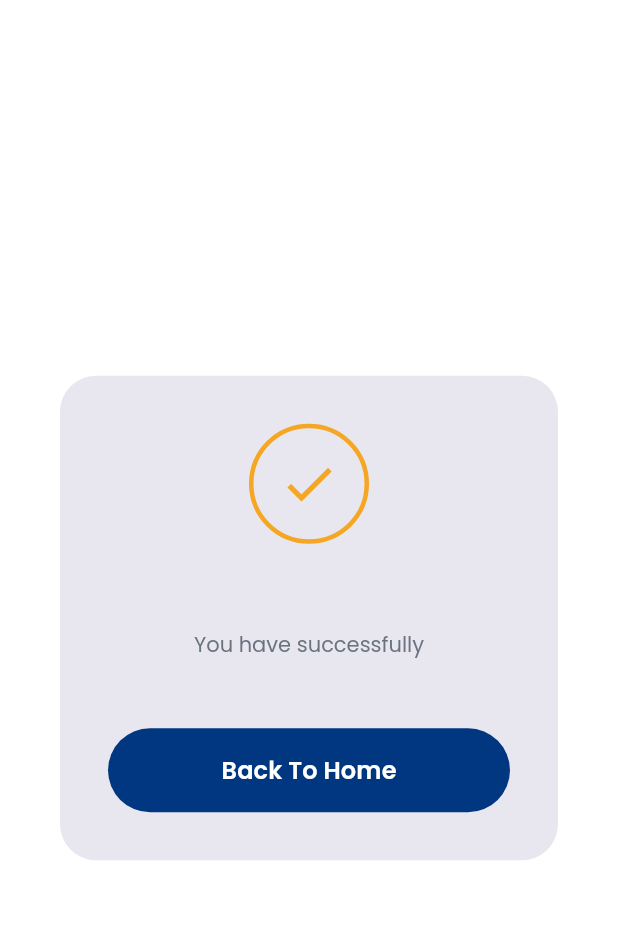
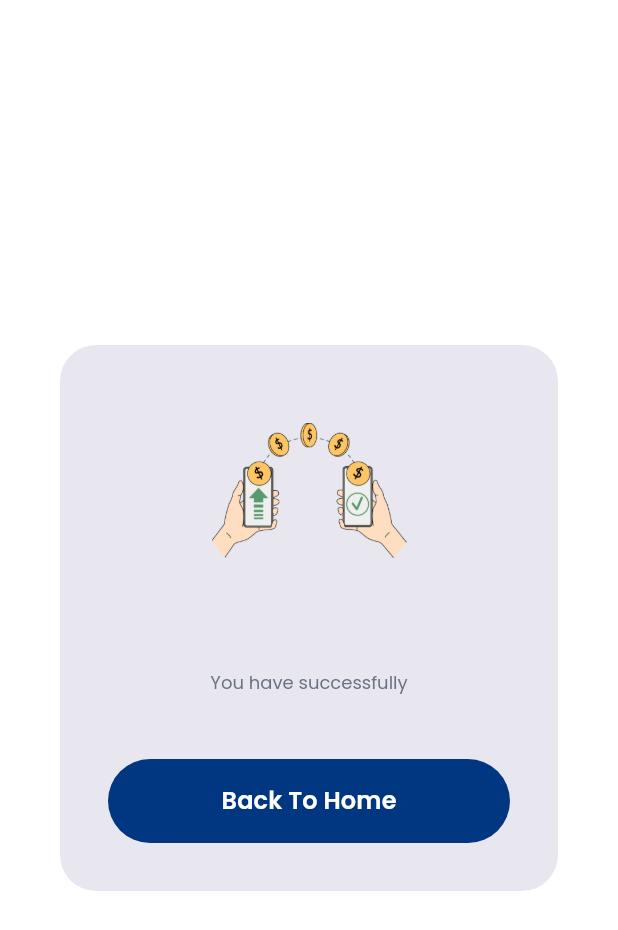
Before and after one commit to Limon49/EdutuneDemo, a Flutter app: the SuccessDialog widget shown alone on an empty page, opened directly with empty values, on a phone screen of 412 x 824 dp. Shown: the top 930 px of the screen. Run offline on Flutter 3.47's test engine with Material 3 defaults, Android fonts, the phone set to English and light mode, and no system bars; our stand-ins replace animated_notch_bottom_bar, get, get_storage, google_fonts, smooth_page_indicator; accounts and stored records are empty.

Commit message:
almost done

```diff
--- a/lib/controllers/transaction_controller.dart
+++ b/lib/controllers/transaction_controller.dart
@@ -2,7 +2,6 @@ import 'package:get/get.dart';
 import 'package:get_storage/get_storage.dart';
 import '../models/models.dart';
 
-// Transaction States (keeping same structure as BLoC for UI compatibility)
 abstract class TransactionState {
   bool get isLoading;
   String? get errorMessage;
--- a/lib/screens/home_screen.dart
+++ b/lib/screens/home_screen.dart
@@ -151,7 +151,7 @@ class HomeScreen extends GetView<HomeController> {
                         final isBold = item['bold'] as bool;
                         return ListTile(
                           contentPadding: const EdgeInsets.symmetric(
-                            horizontal: 16,
+                            horizontal: 16,vertical: 0
                           ),
                           leading: _buildIcon(
                             item['icon'],
@@ -287,7 +287,7 @@ class HomeScreen extends GetView<HomeController> {
             'Your Balance',
             style: GoogleFonts.poppins(
               fontSize: 14,
-              color: AppColors.textSecondary,
+              color: AppColors.black400,
             ),
           ),
           const SizedBox(height: 4),
--- a/lib/utils/app_assets.dart
+++ b/lib/utils/app_assets.dart
@@ -11,38 +11,51 @@ class AppAssets {
   // Icons
   static const String fingerprint = 'assets/icons/fingerprinticon.png';
   static const String group41851 = 'assets/icons/Group 41851.png';
-  static const String group41865_1 = 'assets/icons/Group 41865 (1).png'; //todo use in send money
-  static const String group41865 = 'assets/icons/Group 41865.png'; // todo use in cash out
-  static const String group41866 = 'assets/icons/Group 41866.png';// todo use in add money
-  static const String group41867 = 'assets/icons/Group 41867.png'; // todo use in add money
-  static const String group41869 = 'assets/icons/Group 41869.png'; // todo use in add money
+  static const String group41865_1 =
+      'assets/icons/Group 41865 (1).png'; //todo use in send money
+  static const String group41865 =
+      'assets/icons/Group 41865.png'; // todo use in cash out
+  static const String group41866 =
+      'assets/icons/Group 41866.png'; // todo use in add money
+  static const String group41867 =
+      'assets/icons/Group 41867.png'; // todo use in add money
+  static const String group41869 =
+      'assets/icons/Group 41869.png'; // todo use in add money
   static const String group472 = 'assets/icons/Group 472.png';
   static const String group477 = 'assets/icons/Group 477.png';
   static const String group478 = 'assets/icons/Group 478.png';
+  static const String group41932 = 'assets/icons/Group 41932.png';
+  static const String cashOutSuccess = 'assets/icons/Group 41934.png';
+
+
   static const String union1 = 'assets/icons/Union (1).png';
   static const String union = 'assets/icons/Union.png';
   static const String bank1 = 'assets/icons/bank 1.png';
   static const String banking1 = 'assets/icons/banking 1.png';
   static const String creditCard1 = 'assets/icons/credit-card 1.png';
   static const String creditCardChange = 'assets/icons/credit-card-change.png';
-  static const String dollarCoinWithRightArrow1 = 'assets/icons/dollar-coin-with-right-arrow 1.png';
+  static const String dollarCoinWithRightArrow1 =
+      'assets/icons/dollar-coin-with-right-arrow 1.png';
   static const String edit = 'assets/icons/edit.png';
   static const String electricity1 = 'assets/icons/electricity 1.png';
   static const String envelope = 'assets/icons/envelope.png';
   static const String exclamationCircle = 'assets/icons/exclamation-circle.png';
-  static const String fluentPersonSupport = 'assets/icons/fluent_person-support-20-regular.png';
+  static const String fluentPersonSupport =
+      'assets/icons/fluent_person-support-20-regular.png';
   static const String gasFuel1 = 'assets/icons/gas-fuel 1.png';
   static const String home1 = 'assets/icons/home (1).png'; //todo bottom nav
   static const String home = 'assets/icons/home.png';
   static const String icon1 = 'assets/icons/icon (1).png';
   static const String icon2 = 'assets/icons/icon (2).png';
   static const String icon3 = 'assets/icons/icon (3).png'; //use in contact
-  static const String iconFriends1 = 'assets/icons/icon-friends (1).png';//send money
+  static const String iconFriends1 =
+      'assets/icons/icon-friends (1).png'; //send money
   static const String iconFriends = 'assets/icons/icon-friends.png';
   static const String iconWifi = 'assets/icons/icon-wifi.png';
   static const String image5 = 'assets/icons/image 5.png';
   static const String logOut = 'assets/icons/log-out.png';
-  static const String mdiBankTransferOut = 'assets/icons/mdi_bank-transfer-out.png'; // todo send moeny
+  static const String mdiBankTransferOut =
+      'assets/icons/mdi_bank-transfer-out.png'; // todo send moeny
   static const String money1 = 'assets/icons/money 1.png';
   static const String paperclip = 'assets/icons/paperclip.png';
   static const String paypal3_1 = 'assets/icons/paypal-3 1.png';
--- a/lib/widgets/common_widgets.dart
+++ b/lib/widgets/common_widgets.dart
@@ -299,14 +299,14 @@ class SuccessDialog extends StatelessWidget {
   final String title;
   final String subtitle;
   final VoidCallback onBackToHome;
-  final Widget? illustration;
+  final String? imagePath;
 
   const SuccessDialog({
     super.key,
     required this.title,
     required this.subtitle,
     required this.onBackToHome,
-    this.illustration,
+    this.imagePath,
   });
 
   @override
@@ -318,22 +318,12 @@ class SuccessDialog extends StatelessWidget {
         child: Column(
           mainAxisSize: MainAxisSize.min,
           children: [
-            illustration ??
-                Container(
-                  width: 80,
-                  height: 80,
-                  decoration: BoxDecoration(
-                    shape: BoxShape.circle,
-                    border: Border.all(color: AppColors.accent, width: 3),
-                  ),
-                  child: const Icon(Icons.check,
-                      color: AppColors.accent, size: 40),
-                ),
+            Image.asset(imagePath ?? AppAssets.group41932, width: 130, height: 130),
             const SizedBox(height: 20),
             Text(
               title,
               style: GoogleFonts.poppins(
-                fontSize: 20,
+                fontSize: 18,
                 fontWeight: FontWeight.bold,
                 color: AppColors.primary,
               ),
@@ -343,7 +333,7 @@ class SuccessDialog extends StatelessWidget {
               textAlign: TextAlign.center,
               text: TextSpan(
                 style: GoogleFonts.poppins(
-                  fontSize: 14,
+                  fontSize: 12,
                   color: AppColors.textSecondary,
                 ),
                 children: [
@@ -370,7 +360,6 @@ class SuccessDialog extends StatelessWidget {
   }
 }
 
-// Keep AppStrings accessible here too
 class AppStrings {
   static const String bangla = 'বাংলা';
   static const String skip = 'Skip';
```
Also changed, not shown: lib/controllers/auth_controller.dart (+16 -7 lines), lib/main.dart (+21 -9 lines), lib/screens/auth_screens.dart (+7 -11 lines), lib/screens/transaction_screens.dart (+14 -86 lines), assets/icons/Group 41932.png (added), assets/icons/Group 41934.png (added), assets/icons/user (1).png.
